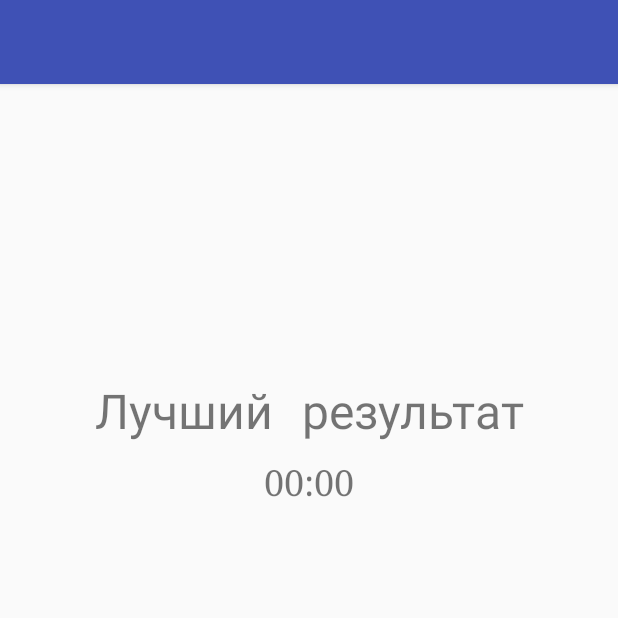
After one commit to LuigiVampa92/YmsHackathon, an Android app: the ResultActivity screen opened directly, with no data from a screen before it, on a phone screen of 412 x 824 dp, the top half of it. The commit adds this screen. Run offline under Robolectric (Android 15) with nearby library versions, the phone set to English and light mode, and no system bars; our stand-ins replace ButterKnife; 3 statements that could not run were skipped.

Commit message:
Best result window completed

```diff
--- a/app/src/main/AndroidManifest.xml
+++ b/app/src/main/AndroidManifest.xml
@@ -20,6 +20,8 @@
                 <category android:name="android.intent.category.LAUNCHER" />
             </intent-filter>
         </activity>
+        <activity android:name=".ui.main.ResultActivity">
+        </activity>
     </application>
 
 </manifest>
--- a/app/src/main/java/com/luigivampa92/yms/timekiller/model/GamePreferences.kt
+++ b/app/src/main/java/com/luigivampa92/yms/timekiller/model/GamePreferences.kt
@@ -3,4 +3,6 @@ package com.luigivampa92.yms.timekiller.model
 interface GamePreferences {
     fun getCurrentDifficultyLevel() : Int
     fun setCurrentDifficultyLevel(currentLevel: Int)
+    fun getBestResult(): String
+    fun setBestResult(result: String)
 }
--- a/app/src/main/java/com/luigivampa92/yms/timekiller/model/GamePreferencesImpl.kt
+++ b/app/src/main/java/com/luigivampa92/yms/timekiller/model/GamePreferencesImpl.kt
@@ -7,6 +7,7 @@ class GamePreferencesImpl (context: Context):GamePreferences {
 
     private var prefs = getDefaultSharedPreferences(context)
     private val currDiffKey = "currentDifficulty"
+    private val bestResultKey = "bestResult"
     private val defaultDifficulty = 1
 
     override fun getCurrentDifficultyLevel(): Int {
@@ -18,4 +19,14 @@ class GamePreferencesImpl (context: Context):GamePreferences {
         editor.putInt(this.currDiffKey, currentLevel)
         editor.apply()
     }
+
+    override fun getBestResult(): String {
+        return this.prefs.getString(this.bestResultKey, "Пока нет")
+    }
+
+    override fun setBestResult(result: String) {
+        val editor = this.prefs.edit()
+        editor.putString(this.bestResultKey, result)
+        editor.apply()
+    }
 }
--- /dev/null
+++ b/app/src/main/java/com/luigivampa92/yms/timekiller/ui/main/ResultActivity.kt
@@ -0,0 +1,32 @@
+package com.luigivampa92.yms.timekiller.ui.main
+
+import android.os.Bundle
+import android.support.v7.app.AppCompatActivity
+import android.support.v7.widget.Toolbar
+import android.widget.TextView
+import butterknife.BindView
+import butterknife.ButterKnife
+import com.luigivampa92.yms.timekiller.R
+import com.luigivampa92.yms.timekiller.model.GamePreferencesImpl
+
+class ResultActivity : AppCompatActivity() {
+
+    @BindView(R.id.best_result_value)
+    lateinit var bestResult:TextView
+    @BindView(R.id.toolbar)
+    lateinit var toolbar: Toolbar
+
+    override fun onCreate(savedInstanceState: Bundle?) {
+        super.onCreate(savedInstanceState)
+        setContentView(R.layout.activity_result)
+        ButterKnife.bind(this)
+        bestResult.text = GamePreferencesImpl(this).getBestResult()
+        setSupportActionBar(toolbar)
+        supportActionBar?.setDisplayHomeAsUpEnabled(true)
+    }
+
+    override fun onSupportNavigateUp(): Boolean {
+        onBackPressed()
+        return true
+    }
+}
--- a/app/src/main/res/layout/activity_main.xml
+++ b/app/src/main/res/layout/activity_main.xml
@@ -8,7 +8,7 @@
     tools:context="com.luigivampa92.yms.timekiller.ui.main.MainActivity">
 
     <include layout="@layout/view_toolbar"
-        android:id="@+id/include_toolbar"
+        android:id="@+id/toolbar"
         />
 
     <android.support.constraint.Guideline
@@ -27,7 +27,7 @@
         android:layout_marginBottom="16dp"
         app:layout_constraintStart_toStartOf="parent"
         app:layout_constraintEnd_toEndOf="parent"
-        app:layout_constraintTop_toBottomOf="@+id/include_toolbar"
+        app:layout_constraintTop_toBottomOf="@+id/toolbar"
         />
 
     <android.support.v7.widget.RecyclerView
--- /dev/null
+++ b/app/src/main/res/layout/activity_result.xml
@@ -0,0 +1,42 @@
+<?xml version="1.0" encoding="utf-8"?>
+<android.support.constraint.ConstraintLayout xmlns:android="http://schemas.android.com/apk/res/android"
+    android:layout_width="match_parent"
+    android:layout_height="match_parent"
+    xmlns:tools="http://schemas.android.com/tools"
+    xmlns:app="http://schemas.android.com/apk/res-auto"
+    tools:context=".ui.main.ResultActivity">
+    <include layout="@layout/view_toolbar"
+        android:id="@+id/toolbar"
+        />
+    <android.support.constraint.Guideline
+        android:id="@+id/guideline_field"
+        android:layout_width="match_parent"
+        android:layout_height="0dp"
+        android:orientation="horizontal"
+        app:layout_constraintGuide_percent="0.4"
+        />
+    <TextView
+        android:id="@+id/best_result_text"
+        android:layout_width="match_parent"
+        android:layout_height="wrap_content"
+        android:text="Лучший результат"
+        android:textAlignment="center"
+        android:paddingTop="200dp"
+        android:textSize="32sp"
+        android:fontFamily="serif-monospace"
+        app:layout_constraintStart_toStartOf="parent"
+        app:layout_constraintEnd_toEndOf="parent"
+        app:layout_constraintTop_toBottomOf="@+id/toolbar"/>
+    <TextView
+        android:id="@+id/best_result_value"
+        android:layout_width="match_parent"
+        android:layout_height="wrap_content"
+        android:text="00:00"
+        android:textAlignment="center"
+        android:paddingTop="10dp"
+        android:textSize="24sp"
+        android:fontFamily="serif"
+        app:layout_constraintStart_toStartOf="parent"
+        app:layout_constraintEnd_toEndOf="parent"
+        app:layout_constraintTop_toBottomOf="@+id/best_result_text"/>
+</android.support.constraint.ConstraintLayout>
```
Also changed, not shown: app/src/main/java/com/luigivampa92/yms/timekiller/ui/main/MainActivity.kt (+30 -0 lines), app/src/main/res/drawable/ic_action_cup.xml (added, +14 -0 lines), app/src/main/res/menu/main.xml (added, +9 -0 lines).
